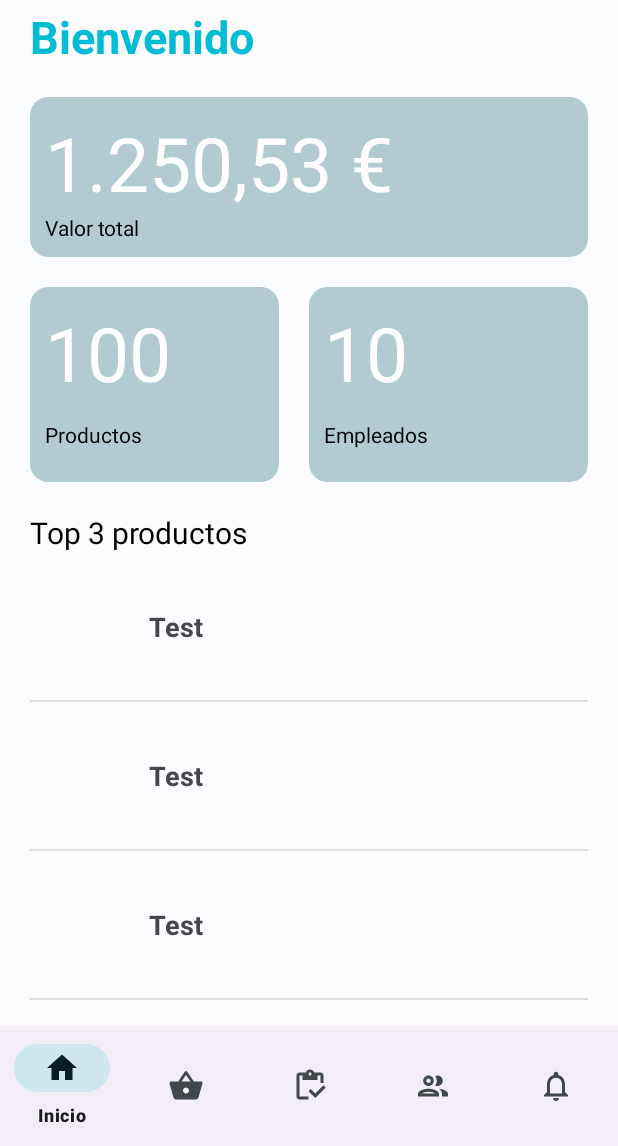
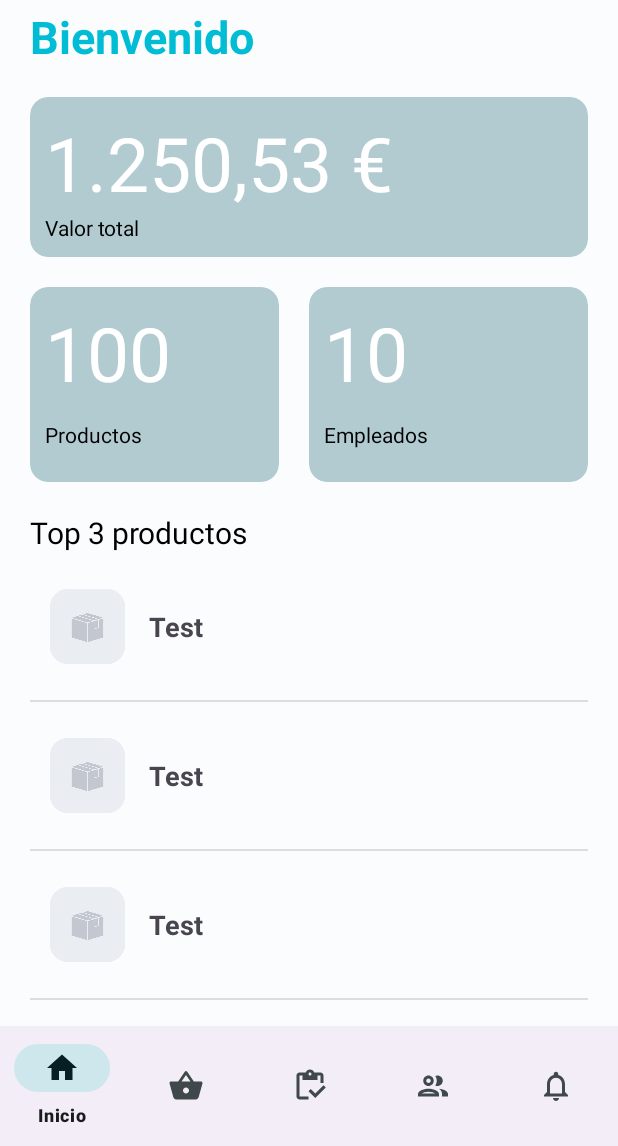
Before and after one commit to dacxjo/inventame-app, an Android app: the screen it shows after launch once a user with an empty profile is signed in (MainActivity), on a phone screen of 412 x 824 dp, the part 90-1236 px from its top. Run offline under Robolectric (Android 15) with nearby library versions, the phone set to English and light mode, and no system bars; our stand-ins replace Firebase (no records; nobody signed in at launch, a user with empty details on screens opened directly), Picasso, navigation-ui; libraries missing offline, so code that uses them is left out: com.github.mikephil.charting, jp.wasabeef.picasso; plain views replace PieChart; pictures from the network do not load; 19 statements that could not run were skipped.

Commit message:
Product CRUD finished

```diff
--- a/app/src/main/java/com/ubpis/inventame/data/repository/EmployeeRepository.java
+++ b/app/src/main/java/com/ubpis/inventame/data/repository/EmployeeRepository.java
@@ -46,7 +46,7 @@ public class EmployeeRepository {
 
     public void getEmployees(ArrayList<Employee> employees, String businessId) {
         Query query = employeesCollection.whereEqualTo("type", UserType.EMPLOYEE.toString())
-                .whereEqualTo("businessId", businessId);
+                .whereEqualTo("businessId", businessId).orderBy("createdAt", Query.Direction.DESCENDING);
         query.get()
                 .addOnCompleteListener(task -> {
                     if (task.isSuccessful()) {
--- a/app/src/main/java/com/ubpis/inventame/view/adapter/ProductCardAdapter.java
+++ b/app/src/main/java/com/ubpis/inventame/view/adapter/ProductCardAdapter.java
@@ -111,8 +111,7 @@ public class ProductCardAdapter extends RecyclerView.Adapter<ProductCardAdapter.
             if (imageUrl == null || imageUrl.isEmpty()) {
                 imageUrl = "https://firebasestorage.googleapis.com/v0/b/inventame-2c44f.appspot.com/o/placeholders%2F3369023662.jpg?alt=media&token=350dff3b-2799-400d-af14-80c3a92e21e7";
             }
-            Picasso.get().load(imageUrl).transform(new RoundedCornersTransformation(50, 0)).fit()
-                    .centerCrop().into(mCardPictureUrl);
+            Picasso.get().load(imageUrl).error(R.drawable.placeholder).into(mCardPictureUrl);
             if (product.isExpired()) {
                 mWarningButton.setVisibility(View.VISIBLE);
             } else {
--- a/app/src/main/res/layout/product_card_layout.xml
+++ b/app/src/main/res/layout/product_card_layout.xml
@@ -18,23 +18,33 @@
 
         <!-- Product Image -->
 
-        <ImageView
-            android:id="@+id/product_image"
+        <com.google.android.material.card.MaterialCardView
+            android:id="@+id/product_image_container"
+            style="?attr/materialCardViewFilledStyle"
             android:layout_width="50dp"
             android:layout_height="50dp"
             app:layout_constraintStart_toStartOf="parent"
             app:layout_constraintTop_toTopOf="parent"
-            android:elevation="10dp"
-            app:layout_constraintBottom_toBottomOf="parent"/>
+            app:layout_constraintBottom_toBottomOf="parent"
+            android:clickable="false"
+            android:focusable="true">
+
+            <ImageView
+
+                android:id="@+id/product_image"
+                android:layout_width="match_parent"
+                android:layout_height="match_parent"
+                android:scaleType="centerCrop"></ImageView>
+        </com.google.android.material.card.MaterialCardView>
 
         <LinearLayout
             android:layout_width="wrap_content"
             android:layout_height="wrap_content"
             android:orientation="vertical"
             android:layout_marginStart="16dp"
-            app:layout_constraintStart_toEndOf="@id/product_image"
-            app:layout_constraintTop_toTopOf="@id/product_image"
-            app:layout_constraintBottom_toBottomOf="@id/product_image">
+            app:layout_constraintStart_toEndOf="@id/product_image_container"
+            app:layout_constraintTop_toTopOf="@id/product_image_container"
+            app:layout_constraintBottom_toBottomOf="@id/product_image_container">
 
             <!-- Product name text -->
             <TextView
@@ -62,8 +72,8 @@
             android:layout_height="wrap_content"
             android:src="@drawable/baseline_warning_24"
             app:layout_constraintEnd_toEndOf="parent"
-            app:layout_constraintTop_toTopOf="@id/product_image"
-            app:layout_constraintBottom_toBottomOf="@id/product_image"/>
+            app:layout_constraintTop_toTopOf="@id/product_image_container"
+            app:layout_constraintBottom_toBottomOf="@id/product_image_container"/>
 
     </androidx.constraintlayout.widget.ConstraintLayout>
 
--- a/app/src/main/res/values/strings.xml
+++ b/app/src/main/res/values/strings.xml
@@ -63,7 +63,7 @@
     <string name="inventory_edit_title">Editar producto</string>
     <string name="scanner_button">Escáner</string>
     <string name="product_image_textfield">Imagen</string>
-    <string name="product_id_textfield">ID</string>
+    <string name="product_code_textfield">Código</string>
     <string name="product_name_textfield">Nombre</string>
     <string name="product_desc_textfield">Descripción</string>
     <string name="product_price_textfield">Precio</string>
```
Also changed, not shown: app/src/main/java/com/ubpis/inventame/data/model/Product.java (+52 -1 lines), app/src/main/java/com/ubpis/inventame/data/repository/ProductRepository.java (+44 -2 lines), app/src/main/java/com/ubpis/inventame/view/fragment/ProductDialogFragment.java (+59 -7 lines), app/src/main/java/com/ubpis/inventame/viewmodel/InventoryViewModel.java (+16 -0 lines), app/src/main/res/layout/fragment_product_form.xml (+9 -8 lines), app/src/main/res/drawable/placeholder.jpg (added).
